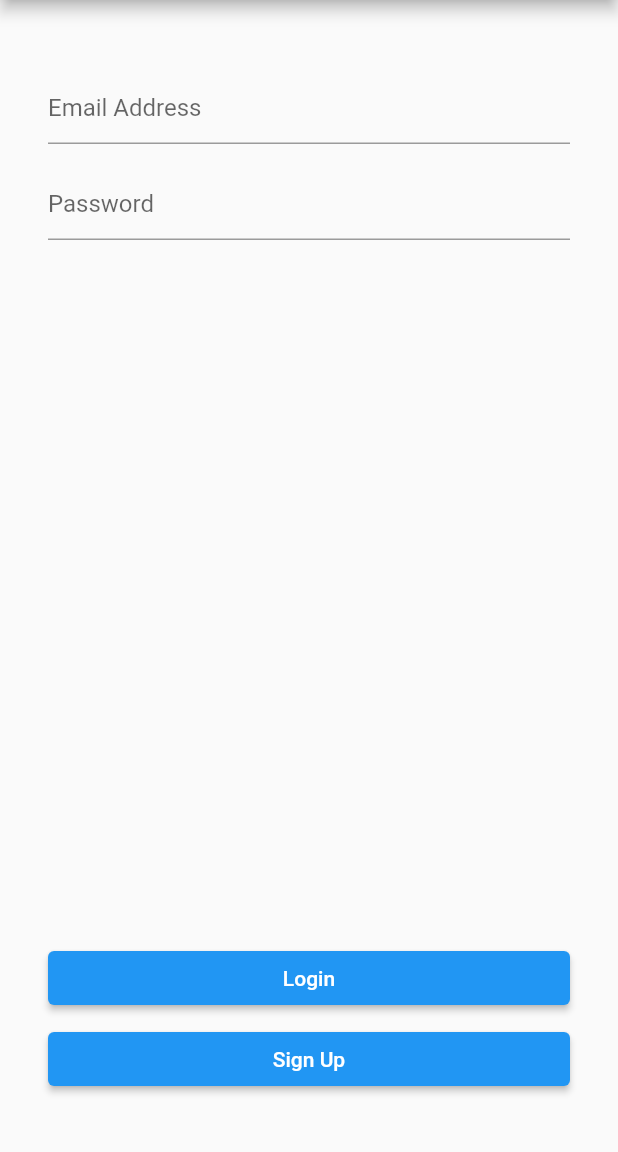
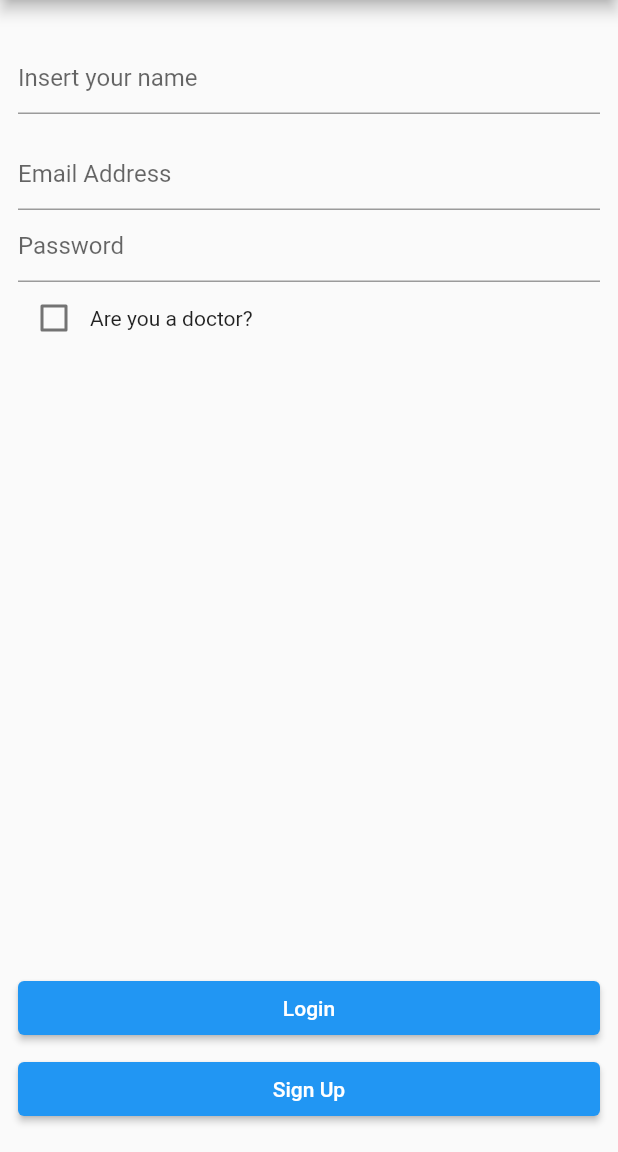
Before and after one commit to luismomm2110/meu_consult-rio, a Flutter app: the screen it shows after launch, after a tap on "Sign Up", on a phone screen of 412 x 824 dp, the part 84-1236 px from its top. Run offline on Flutter 3.47's test engine with Material 2 defaults, Android fonts, the phone set to English and light mode, and no system bars; our stand-ins replace cloud_firestore, firebase_auth, firebase_core; accounts and stored records are empty; network calls fail.

Commit message:
document doctor is saved in firestore (#4)

```diff
--- /dev/null
+++ b/lib/data/doctor_dao.dart
@@ -0,0 +1,15 @@
+import 'package:cloud_firestore/cloud_firestore.dart';
+import '../models/doctor.dart';
+
+class DoctorDao {
+  final CollectionReference collection =
+      FirebaseFirestore.instance.collection('doctors');
+
+  void saveDoctor(Doctor doctor) {
+    collection.add(doctor.toJson());
+  }
+
+  Stream<QuerySnapshot> getDoctorStream() {
+    return collection.snapshots();
+  }
+}
--- a/lib/data/user_dao.dart
+++ b/lib/data/user_dao.dart
@@ -1,5 +1,7 @@
 import 'package:firebase_auth/firebase_auth.dart';
 import 'package:flutter/foundation.dart';
+import 'package:meu_consultorio/data/doctor_dao.dart';
+import 'package:meu_consultorio/models/doctor.dart';
 
 class UserDao extends ChangeNotifier {
   final auth = FirebaseAuth.instance;
@@ -16,10 +18,14 @@ class UserDao extends ChangeNotifier {
     return auth.currentUser?.email;
   }
 
-  void signup(String email, String password) async {
+  void signup(String email, String password, Doctor? doctor) async {
     try {
       await auth.createUserWithEmailAndPassword(
           email: email, password: password);
+      if (doctor != null) {
+        DoctorDao doctorDao = DoctorDao();
+        doctorDao.saveDoctor(doctor);
+      }
       notifyListeners();
     } on FirebaseAuthException catch (e) {
       if (e.code == 'weak-password') {
--- a/lib/main.dart
+++ b/lib/main.dart
@@ -1,4 +1,5 @@
 import 'package:flutter/material.dart';
+import 'package:meu_consultorio/data/doctor_dao.dart';
 import 'package:meu_consultorio/ui/home.dart';
 import 'package:firebase_core/firebase_core.dart';
 import 'package:provider/provider.dart';
@@ -29,6 +30,10 @@ class MyClinic extends StatelessWidget {
           lazy: false,
           create: (_) => ChartDao(),
         ),
+        Provider<DoctorDao>(
+          lazy: false,
+          create: (_) => DoctorDao(),
+        )
       ],
       child: MaterialApp(
         debugShowCheckedModeBanner: false,
--- /dev/null
+++ b/lib/models/doctor.dart
@@ -0,0 +1,27 @@
+import 'package:cloud_firestore/cloud_firestore.dart';
+
+class Doctor {
+  final String email;
+  final String name;
+  final String medicalId;
+  DocumentReference? reference;
+
+  Doctor({required this.name, required this.email, required this.medicalId});
+
+  factory Doctor.fromJson(Map<dynamic, dynamic> json) => Doctor(
+      name: json['name'] as String,
+      medicalId: json['medicalId'] as String,
+      email: json['email'] as String);
+
+  Map<String, dynamic> toJson() => <String, dynamic>{
+        'date': name,
+        'medicalId': medicalId,
+        'email': email,
+      };
+
+  factory Doctor.fromSnapshot(DocumentSnapshot snapshot) {
+    final doctor = Doctor.fromJson(snapshot.data() as Map<String, dynamic>);
+    doctor.reference = snapshot.reference;
+    return doctor;
+  }
+}
--- a/lib/ui/login.dart
+++ b/lib/ui/login.dart
@@ -1,6 +1,9 @@
+import 'dart:math';
+
 import 'package:flutter/material.dart';
 import 'package:flutter/services.dart';
 import 'package:flutter/widgets.dart';
+import 'package:meu_consultorio/models/doctor.dart';
 import 'package:provider/provider.dart';
 import '../data/user_dao.dart';
 
@@ -12,12 +15,16 @@ class Login extends StatefulWidget {
 }
 
 class _LoginState extends State<Login> {
+  final _nameController = TextEditingController();
   final _emailController = TextEditingController();
   final _passwordController = TextEditingController();
   final GlobalKey<FormState> _formKey = GlobalKey<FormState>();
 
+  bool isDoctor = false;
+
   @override
   void dispose() {
+    _nameController.dispose();
     _emailController.dispose();
     _passwordController.dispose();
     super.dispose();
@@ -26,12 +33,13 @@ class _LoginState extends State<Login> {
   @override
   Widget build(BuildContext context) {
     final userDao = Provider.of<UserDao>(context, listen: false);
+
     return Scaffold(
       appBar: AppBar(
         title: const Text('My Clinic'),
       ),
       body: Padding(
-        padding: const EdgeInsets.all(32.0),
+        padding: const EdgeInsets.all(12.0),
         child: Form(
           key: _formKey,
           child: Column(
@@ -39,6 +47,30 @@ class _LoginState extends State<Login> {
               Row(
                 children: [
                   const SizedBox(height: 80),
+                  Expanded(
+                    child: TextFormField(
+                      decoration: const InputDecoration(
+                        border: UnderlineInputBorder(),
+                        hintText: 'Insert your name',
+                      ),
+                      autofocus: false,
+                      keyboardType: TextInputType.name,
+                      textCapitalization: TextCapitalization.none,
+                      autocorrect: false,
+                      controller: _nameController,
+                      validator: (String? value) {
+                        if (value == null || value.isEmpty) {
+                          return 'Name Required';
+                        }
+                        return null;
+                      },
+                    ),
+                  ),
+                ],
+              ),
+              Row(
+                children: [
+                  SizedBox(height: 20),
                   Expanded(
                     child: TextFormField(
                       decoration: const InputDecoration(
@@ -83,6 +115,20 @@ class _LoginState extends State<Login> {
                   ),
                 ],
               ),
+              Row(
+                children: [
+                  const SizedBox(height: 40),
+                  Checkbox(
+                      value: this.isDoctor,
+                      activeColor: Colors.black,
+                      onChanged: (bool? value) {
+                        setState(() {
+                          this.isDoctor = value!;
+                        });
+                      }),
+                  const Text("Are you a doctor?")
+                ],
+              ),
               const Spacer(),
               Row(
                 children: [
@@ -104,8 +150,8 @@ class _LoginState extends State<Login> {
                   Expanded(
                     child: ElevatedButton(
                       onPressed: () {
-                        userDao.signup(
-                            _emailController.text, _passwordController.text);
+                        userDao.signup(_emailController.text,
+                            _passwordController.text, _createDoctor());
                       },
                       child: const Text('Sign Up'),
                     ),
@@ -119,4 +165,12 @@ class _LoginState extends State<Login> {
       ),
     );
   }
+
+  Doctor _createDoctor() {
+    Doctor doctor = Doctor(
+        name: _nameController.text,
+        email: _emailController.text,
+        medicalId: 'CRM' + (Random().nextInt(900000) + 100000).toString());
+    return doctor;
+  }
 }
```
